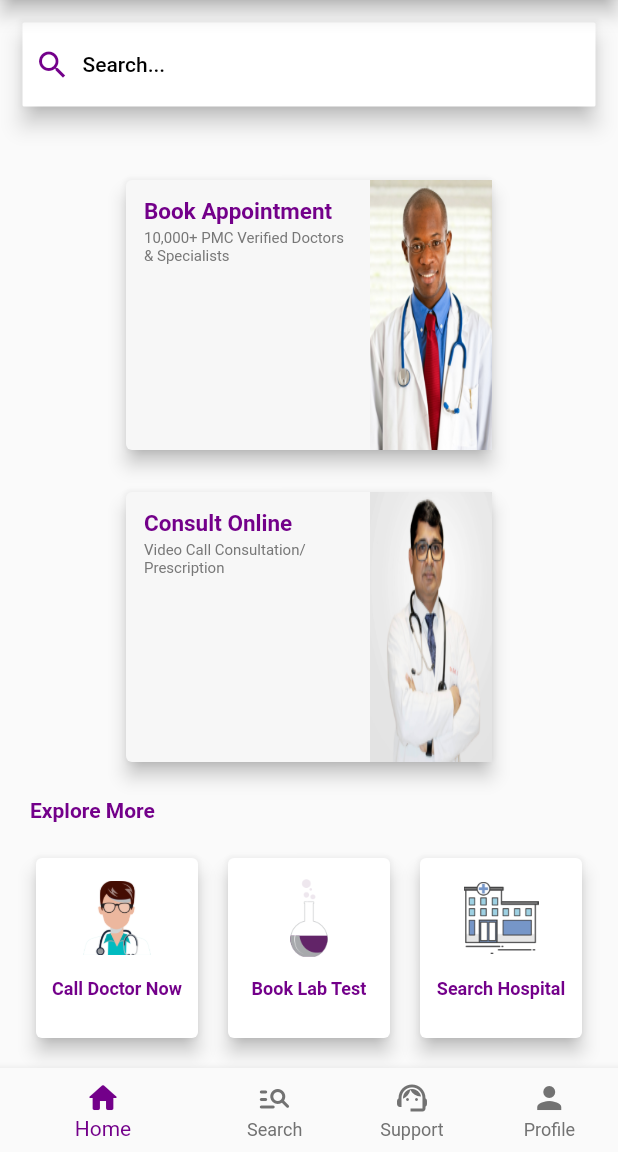
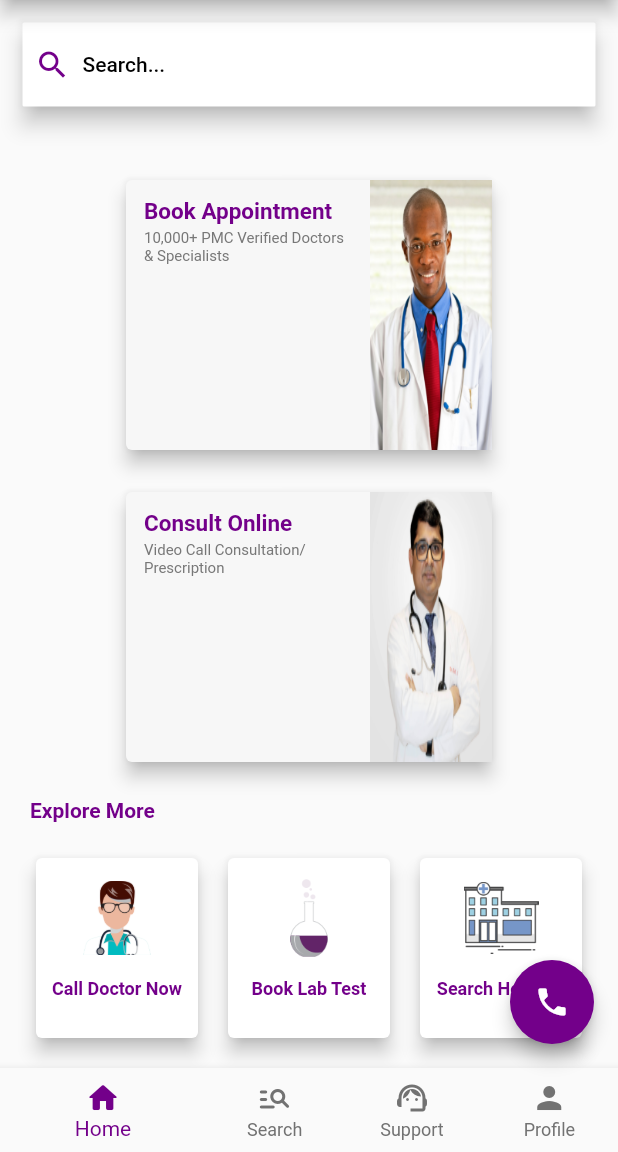
Before and after one commit to hasnainahmed705/elaaj_app, a Flutter app: the screen it shows after launch, after a tap on "SignUp", after a tap on "Register", after a tap on "Finish", on a phone screen of 412 x 824 dp, the part 84-1236 px from its top. Run offline on Flutter 3.47's test engine with Material 2 defaults, Android fonts, the light colour scheme and no system bars.

Commit message:
Staged Changes

```diff
--- a/lib/screens/ContactUs.dart
+++ b/lib/screens/ContactUs.dart
@@ -1,5 +1,6 @@
+// ignore_for_file: file_names
+
 import 'package:flutter/material.dart';
-import 'package:flutter/src/widgets/framework.dart';
 
 class ContactUs extends StatefulWidget {
   const ContactUs({super.key});
--- a/lib/screens/Home.dart
+++ b/lib/screens/Home.dart
@@ -1,9 +1,10 @@
+// ignore_for_file: file_names
+
 import 'package:elaaj_app/screens/ContactUs.dart';
 import 'package:elaaj_app/screens/Homepage.dart';
 import 'package:elaaj_app/screens/Profile.dart';
 import 'package:elaaj_app/screens/Search.dart';
 import 'package:flutter/material.dart';
-import 'package:flutter/src/widgets/framework.dart';
 
 class Home extends StatefulWidget {
   const Home({super.key});
@@ -15,7 +16,12 @@ class Home extends StatefulWidget {
 class _HomeState extends State<Home> {
   int _currentIndex = 0;
   final GlobalKey<ScaffoldState> _globalKey = GlobalKey<ScaffoldState>();
-  final List<Widget> childrens = [HomePage(), Search(), ContactUs(), Profile()];
+  final List<Widget> childrens = const [
+    HomePage(),
+    Search(),
+    ContactUs(),
+    Profile()
+  ];
   void onBottomNavTap(int index) {
     setState(() {
       _currentIndex = index;
@@ -28,6 +34,11 @@ class _HomeState extends State<Home> {
       debugShowCheckedModeBanner: false,
       home: Scaffold(
         key: _globalKey,
+        floatingActionButton: FloatingActionButton(
+            elevation: 5.0,
+            backgroundColor: const Color.fromARGB(255, 115, 0, 138),
+            child: const Icon(Icons.phone),
+            onPressed: () {}),
         drawer: Drawer(
             elevation: 5.0,
             backgroundColor: Colors.white,
@@ -42,100 +53,100 @@ class _HomeState extends State<Home> {
               ),
               ListTile(
                 onTap: () {},
-                selectedTileColor: Color.fromARGB(255, 115, 0, 138),
+                selectedTileColor: const Color.fromARGB(255, 115, 0, 138),
                 tileColor: Colors.white,
                 minLeadingWidth: 5.0,
-                title: Text(
+                title: const Text(
                   'Your Appointments',
                   style: TextStyle(color: Color.fromARGB(255, 115, 0, 138)),
                 ),
                 dense: true,
-                leading: Icon(
+                leading: const Icon(
                   Icons.approval_outlined,
                   color: Color.fromARGB(255, 115, 0, 138),
                 ),
               ),
-              Divider(height: 1.0, thickness: 1.0),
+              const Divider(height: 1.0, thickness: 1.0),
               ListTile(
                 dense: true,
                 onTap: () {},
-                selectedTileColor: Color.fromARGB(255, 115, 0, 138),
+                selectedTileColor: const Color.fromARGB(255, 115, 0, 138),
                 tileColor: Colors.white,
                 minLeadingWidth: 5.0,
-                title: Text(
+                title: const Text(
                   'Search Hospital',
                   style: TextStyle(color: Color.fromARGB(255, 115, 0, 138)),
                 ),
-                leading: Icon(
+                leading: const Icon(
                   Icons.local_hospital_outlined,
                   color: Color.fromARGB(255, 115, 0, 138),
                 ),
               ),
-              Divider(height: 1.0, thickness: 1.0),
+              const Divider(height: 1.0, thickness: 1.0),
               ListTile(
                 onTap: () {},
-                selectedTileColor: Color.fromARGB(255, 115, 0, 138),
+                selectedTileColor: const Color.fromARGB(255, 115, 0, 138),
                 tileColor: Colors.white,
                 minLeadingWidth: 5.0,
                 dense: true,
-                title: Text(
+                title: const Text(
                   'Privacy Policy',
                   style: TextStyle(color: Color.fromARGB(255, 115, 0, 138)),
                 ),
-                leading: Icon(
+                leading: const Icon(
                   Icons.policy_outlined,
                   color: Color.fromARGB(255, 115, 0, 138),
                 ),
               ),
-              Divider(height: 1.0, thickness: 1.0),
+              const Divider(height: 1.0, thickness: 1.0),
               ListTile(
                 onTap: () {},
-                selectedTileColor: Color.fromARGB(255, 115, 0, 138),
+                selectedTileColor: const Color.fromARGB(255, 115, 0, 138),
                 tileColor: Colors.white,
                 minLeadingWidth: 5.0,
                 dense: true,
-                title: Text(
+                title: const Text(
                   'Contact Us',
                   style: TextStyle(color: Color.fromARGB(255, 115, 0, 138)),
                 ),
-                leading: Icon(
+                leading: const Icon(
                   Icons.contact_support_outlined,
                   color: Color.fromARGB(255, 115, 0, 138),
                 ),
               ),
-              Divider(height: 1.0, thickness: 1.0),
+              const Divider(height: 1.0, thickness: 1.0),
               ListTile(
                 onTap: () {},
-                selectedTileColor: Color.fromARGB(255, 115, 0, 138),
+                selectedTileColor: const Color.fromARGB(255, 115, 0, 138),
                 tileColor: Colors.white,
                 minLeadingWidth: 5.0,
                 dense: true,
-                title: Text(
+                title: const Text(
                   'About Us',
                   style: TextStyle(color: Color.fromARGB(255, 115, 0, 138)),
                 ),
-                leading: Icon(
+                leading: const Icon(
                   Icons.info_outline,
                   color: Color.fromARGB(255, 115, 0, 138),
                 ),
               ),
-              Divider(height: 1.0, thickness: 1.0),
+              const Divider(height: 1.0, thickness: 1.0),
               ListTile(
                 onTap: () {},
-                selectedTileColor: Color.fromARGB(255, 115, 0, 138),
+                selectedTileColor: const Color.fromARGB(255, 115, 0, 138),
                 tileColor: Colors.white,
                 minLeadingWidth: 5.0,
                 dense: true,
-                title: Text(
+                title: const Text(
                   'Logout',
                   style: TextStyle(color: Color.fromARGB(255, 115, 0, 138)),
                 ),
-                leading: Icon(
+                leading: const Icon(
                   Icons.login_outlined,
                   color: Color.fromARGB(255, 115, 0, 138),
                 ),
               ),
-              Divider(height: 1.0, thickness: 1.0),
+              const Divider(height: 1.0, thickness: 1.0),
             ])),
         appBar: AppBar(
             elevation: 5.0,
@@ -143,12 +154,12 @@ class _HomeState extends State<Home> {
                 onPressed: () {
                   _globalKey.currentState?.openDrawer();
                 },
-                icon: Icon(
+                icon: const Icon(
                   Icons.menu,
                   color: Color.fromARGB(255, 115, 0, 138),
                 )),
             centerTitle: true,
-            title: SizedBox(
+            title: const SizedBox(
                 height: 25,
                 child: Image(
                     image: AssetImage('lib/assets/images/final_logo_2.png'))),
@@ -170,8 +181,8 @@ class _HomeState extends State<Home> {
             showUnselectedLabels: true,
             currentIndex: _currentIndex,
             onTap: onBottomNavTap,
-            selectedItemColor: Color.fromARGB(255, 115, 0, 138),
-            unselectedItemColor: Color.fromARGB(255, 114, 114, 114),
+            selectedItemColor: const Color.fromARGB(255, 115, 0, 138),
+            unselectedItemColor: const Color.fromARGB(255, 114, 114, 114),
             type: BottomNavigationBarType.shifting,
             unselectedLabelStyle:
                 const TextStyle(color: Color.fromARGB(255, 114, 114, 114)),
--- a/lib/screens/Login.dart
+++ b/lib/screens/Login.dart
@@ -1,3 +1,5 @@
+// ignore_for_file: file_names
+
 import 'package:elaaj_app/screens/Home.dart';
 import 'package:elaaj_app/screens/Signup.dart';
 import 'package:flutter/material.dart';
@@ -15,7 +17,7 @@ class _LoginState extends State<Login> {
     return MaterialApp(
       debugShowCheckedModeBanner: false,
       home: Scaffold(
-        backgroundColor: Color.fromARGB(255, 115, 0, 138),
+        backgroundColor: const Color.fromARGB(255, 115, 0, 138),
         appBar: null,
         body: Column(
           children: [
@@ -38,7 +40,7 @@ class _LoginState extends State<Login> {
                         Navigator.pushReplacement(
                             context,
                             MaterialPageRoute(
-                              builder: (context) => Signup(),
+                              builder: (context) => const Signup(),
                             ));
                       },
                       child: const Text(
@@ -48,7 +50,7 @@ class _LoginState extends State<Login> {
                 ],
               ),
             ),
-            SizedBox(
+            const SizedBox(
               height: 10,
             ),
             const Center(
@@ -123,7 +125,7 @@ class _LoginState extends State<Login> {
                           Navigator.pushReplacement(
                               context,
                               MaterialPageRoute(
-                                builder: (context) => Home(),
+                                builder: (context) => const Home(),
                               ));
                         },
                         child: const Text(
--- a/lib/screens/Profile.dart
+++ b/lib/screens/Profile.dart
@@ -1,5 +1,6 @@
+// ignore_for_file: file_names
+
 import 'package:flutter/material.dart';
-import 'package:flutter/src/widgets/framework.dart';
 
 class Profile extends StatefulWidget {
   const Profile({super.key});
--- a/lib/screens/Registeration.dart
+++ b/lib/screens/Registeration.dart
@@ -1,6 +1,7 @@
+// ignore_for_file: file_names
+
 import 'package:elaaj_app/screens/Home.dart';
 import 'package:flutter/material.dart';
-import 'package:flutter/src/widgets/framework.dart';
 
 class Registeration extends StatefulWidget {
   const Registeration({super.key});
@@ -36,15 +37,15 @@ class _RegisterationState extends State<Registeration> {
               padding: const EdgeInsets.only(left: 70, right: 70),
               child: TextFormField(
                 style: const TextStyle(color: Color.fromARGB(255, 115, 0, 138)),
-                cursorColor: Color.fromARGB(255, 115, 0, 138),
+                cursorColor: const Color.fromARGB(255, 115, 0, 138),
                 decoration: InputDecoration(
                     hintText: "First Name",
                     prefixIcon: const Icon(Icons.person),
-                    prefixIconColor: Color.fromARGB(255, 115, 0, 138),
+                    prefixIconColor: const Color.fromARGB(255, 115, 0, 138),
                     hintStyle: const TextStyle(
                         color: Color.fromARGB(255, 201, 201, 201)),
                     suffixIcon: const Icon(Icons.close),
-                    suffixIconColor: Color.fromARGB(255, 115, 0, 138),
+                    suffixIconColor: const Color.fromARGB(255, 115, 0, 138),
                     enabledBorder: OutlineInputBorder(
                         borderSide: const BorderSide(
                             color: Color.fromARGB(255, 115, 0, 138),
@@ -61,15 +62,15 @@ class _RegisterationState extends State<Registeration> {
               padding: const EdgeInsets.only(left: 70, right: 70),
               child: TextFormField(
                 style: const TextStyle(color: Color.fromARGB(255, 115, 0, 138)),
-                cursorColor: Color.fromARGB(255, 115, 0, 138),
+                cursorColor: const Color.fromARGB(255, 115, 0, 138),
                 decoration: InputDecoration(
                     hintText: "Last Name",
                     prefixIcon: const Icon(Icons.person),
-                    prefixIconColor: Color.fromARGB(255, 115, 0, 138),
+                    prefixIconColor: const Color.fromARGB(255, 115, 0, 138),
                     hintStyle: const TextStyle(
                         color: Color.fromARGB(255, 201, 201, 201)),
                     suffixIcon: const Icon(Icons.close),
-                    suffixIconColor: Color.fromARGB(255, 115, 0, 138),
+                    suffixIconColor: const Color.fromARGB(255, 115, 0, 138),
                     enabledBorder: OutlineInputBorder(
                         borderSide: const BorderSide(
                             color: Color.fromARGB(255, 115, 0, 138),
@@ -86,15 +87,15 @@ class _RegisterationState extends State<Registeration> {
               padding: const EdgeInsets.only(left: 70, right: 70),
               child: TextFormField(
                 style: const TextStyle(color: Color.fromARGB(255, 115, 0, 138)),
-                cursorColor: Color.fromARGB(255, 115, 0, 138),
+                cursorColor: const Color.fromARGB(255, 115, 0, 138),
                 decoration: InputDecoration(
                     hintText: "CNIC (i.e xxxxx-xxxxxxx-x)",
                     prefixIcon: const Icon(Icons.admin_panel_settings_rounded),
-                    prefixIconColor: Color.fromARGB(255, 115, 0, 138),
+                    prefixIconColor: const Color.fromARGB(255, 115, 0, 138),
                     hintStyle: const TextStyle(
                         color: Color.fromARGB(255, 201, 201, 201)),
                     suffixIcon: const Icon(Icons.close),
-                    suffixIconColor: Color.fromARGB(255, 115, 0, 138),
+                    suffixIconColor: const Color.fromARGB(255, 115, 0, 138),
                     enabledBorder: OutlineInputBorder(
                         borderSide: const BorderSide(
                             color: Color.fromARGB(255, 115, 0, 138),
@@ -111,16 +112,16 @@ class _RegisterationState extends State<Registeration> {
               padding: const EdgeInsets.only(left: 70, right: 70),
               child: TextFormField(
                 style: const TextStyle(color: Color.fromARGB(255, 115, 0, 138)),
-                cursorColor: Color.fromARGB(255, 115, 0, 138),
+                cursorColor: const Color.fromARGB(255, 115, 0, 138),
                 decoration: InputDecoration(
                     hintText: "Contact# (i.e without 0)",
                     prefixIcon: const Icon(Icons.phone),
                     prefixText: "+92",
-                    prefixIconColor: Color.fromARGB(255, 115, 0, 138),
+                    prefixIconColor: const Color.fromARGB(255, 115, 0, 138),
                     hintStyle: const TextStyle(
                         color: Color.fromARGB(255, 201, 201, 201)),
                     suffixIcon: const Icon(Icons.close),
-                    suffixIconColor: Color.fromARGB(255, 115, 0, 138),
+                    suffixIconColor: const Color.fromARGB(255, 115, 0, 138),
                     enabledBorder: OutlineInputBorder(
                         borderSide: const BorderSide(
                             color: Color.fromARGB(255, 115, 0, 138),
@@ -145,7 +146,7 @@ class _RegisterationState extends State<Registeration> {
                     Navigator.pushReplacement(
                         context,
                         MaterialPageRoute(
-                          builder: (context) => Home(),
+                          builder: (context) => const Home(),
                         ));
                   },
                   child: const Text(
--- a/lib/screens/Search.dart
+++ b/lib/screens/Search.dart
@@ -1,5 +1,6 @@
+// ignore_for_file: file_names
+
 import 'package:flutter/material.dart';
-import 'package:flutter/src/widgets/framework.dart';
 
 class Search extends StatefulWidget {
   const Search({super.key});
--- a/lib/screens/Signup.dart
+++ b/lib/screens/Signup.dart
@@ -1,7 +1,8 @@
+// ignore_for_file: file_names
+
 import 'package:elaaj_app/screens/Login.dart';
 import 'package:elaaj_app/screens/Registeration.dart';
 import 'package:flutter/material.dart';
-import 'package:flutter/src/widgets/framework.dart';
 
 class Signup extends StatefulWidget {
   const Signup({super.key});
@@ -16,7 +17,7 @@ class _SignupState extends State<Signup> {
     return MaterialApp(
       debugShowCheckedModeBanner: false,
       home: Scaffold(
-        backgroundColor: Color.fromARGB(255, 115, 0, 138),
+        backgroundColor: const Color.fromARGB(255, 115, 0, 138),
         appBar: null,
         body: Column(
           children: [
@@ -39,7 +40,7 @@ class _SignupState extends State<Signup> {
                         Navigator.pushReplacement(
                             context,
                             MaterialPageRoute(
-                              builder: (context) => Login(),
+                              builder: (context) => const Login(),
                             ));
                       },
                       child: const Text(
@@ -147,7 +148,7 @@ class _SignupState extends State<Signup> {
                           Navigator.pushReplacement(
                               context,
                               MaterialPageRoute(
-                                builder: (context) => Registeration(),
+                                builder: (context) => const Registeration(),
                               ));
                         },
                         child: const Text(
--- a/lib/screens/SplashScreen.dart
+++ b/lib/screens/SplashScreen.dart
@@ -1,3 +1,5 @@
+// ignore_for_file: file_names
+
 import 'dart:async';
 
 import 'package:elaaj_app/screens/Login.dart';
```
